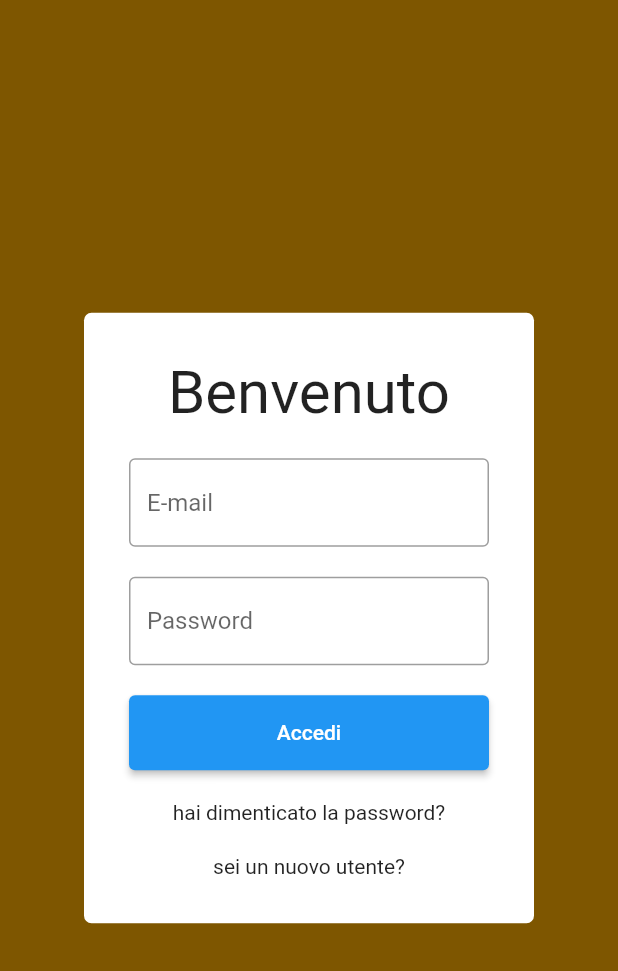
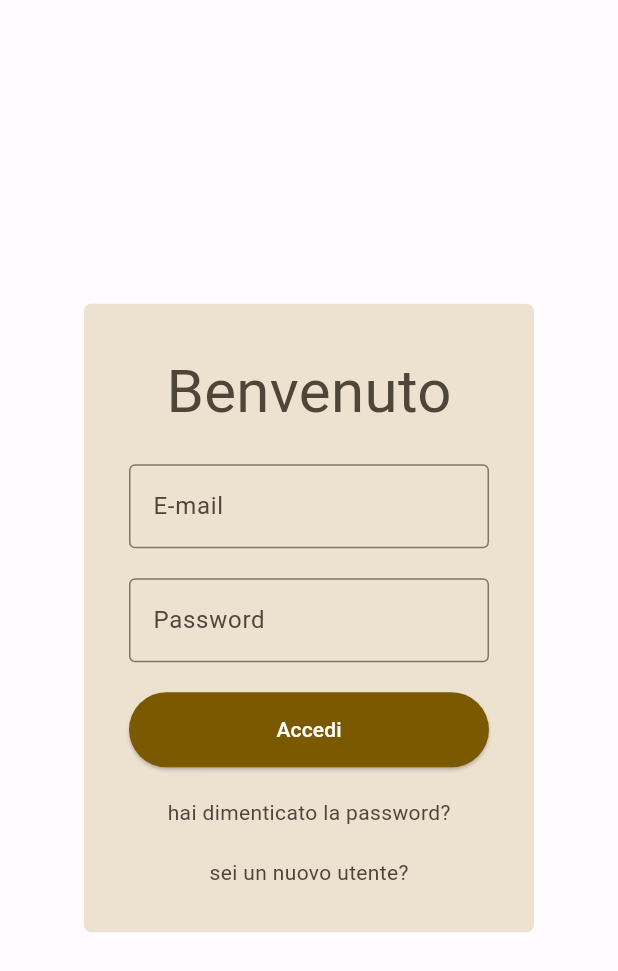
Before and after one commit to Zophirel/fuocherello, a Flutter app: the screen it shows after launch, after a tap on "Accedi", on a phone screen of 412 x 824 dp. Shown: the top 971 px of the screen. Run offline on Flutter 3.47's test engine with Material 2 defaults, Android fonts, the phone set to English and light mode, and no system bars; our stand-ins replace go_router.

Commit message:
adopted colorScheme

```diff
--- a/lib/login.dart
+++ b/lib/login.dart
@@ -1,4 +1,5 @@
 import 'package:flutter/material.dart';
+import 'package:fuocherello/colorscheme/color_schemes.g.dart';
 import 'package:go_router/go_router.dart';
 
 class Login extends StatelessWidget {
@@ -7,12 +8,9 @@ class Login extends StatelessWidget {
   // This widget is the root of your application.
   @override
   Widget build(BuildContext context) {
-    return MaterialApp(
+    return const MaterialApp(
       title: 'Flutter Demo',
-      theme: ThemeData(
-        primarySwatch: Colors.green,
-      ),
-      home: const LoginPage(title: 'Flutter Demo Home Page'),
+      home: LoginPage(title: 'Flutter Demo Home Page'),
     );
   }
 }
@@ -49,7 +47,7 @@ class _LoginPageState extends State<LoginPage> {
     final GlobalKey<FormState> loginKey = GlobalKey<FormState>();
 
     return Scaffold(
-      backgroundColor: const Color.fromARGB(255, 126, 86, 0),
+      backgroundColor: Theme.of(context).colorScheme.background,
       body: Center(
         // Center is a layout widget. It takes a single child and positions it
         // in the middle of the parent.
@@ -71,35 +69,41 @@ class _LoginPageState extends State<LoginPage> {
           mainAxisAlignment: MainAxisAlignment.center,
           children: <Widget>[
             Container(
-              decoration: const BoxDecoration(
-                  borderRadius: BorderRadius.all(Radius.circular(5)),
-                  color: Colors.white),
+              decoration: BoxDecoration(
+                  borderRadius: const BorderRadius.all(Radius.circular(5)),
+                  color: Theme.of(context).colorScheme.surfaceVariant),
               padding: const EdgeInsets.all(30),
               width: 300,
               child: Form(
                 key: loginKey,
                 child: Column(children: [
-                  const Text(
+                  Text(
                     'Benvenuto',
-                    style: TextStyle(fontSize: 40),
+                    style: TextStyle(
+                        fontSize: 40,
+                        color: Theme.of(context).colorScheme.onSurfaceVariant),
                   ),
                   const SizedBox(height: 20),
                   const TextField(
                     decoration: InputDecoration(
-                      hintText: 'E-mail',
+                      floatingLabelBehavior: FloatingLabelBehavior.auto,
+                      labelText: 'E-mail',
                       border: OutlineInputBorder(),
                     ),
                   ),
                   const SizedBox(height: 20),
                   const TextField(
                     decoration: InputDecoration(
-                      hintText: 'Password',
+                      floatingLabelBehavior: FloatingLabelBehavior.auto,
+                      labelText: 'Password',
                       border: OutlineInputBorder(),
                     ),
                   ),
                   const SizedBox(height: 20),
                   ElevatedButton(
                       style: ButtonStyle(
+                          backgroundColor: MaterialStatePropertyAll<Color>(
+                              Theme.of(context).colorScheme.primary),
                           minimumSize: MaterialStateProperty.all(
                               const Size(double.infinity, 50))),
                       onPressed: () {
@@ -107,15 +111,29 @@ class _LoginPageState extends State<LoginPage> {
                           // Process data.
                         }
                       },
-                      child: const Text('Accedi')),
+                      child: Text(
+                        'Accedi',
+                        style: TextStyle(
+                            color: Theme.of(context).colorScheme.onPrimary),
+                      )),
                   const SizedBox(height: 20),
                   InkWell(
-                    child: const Text('hai dimenticato la password?'),
-                    onTap: () => GoRouter.of(context).go('/page2'),
+                    child: Text(
+                      'hai dimenticato la password?',
+                      style: TextStyle(
+                          color:
+                              Theme.of(context).colorScheme.onSurfaceVariant),
+                    ),
+                    onTap: () => GoRouter.of(context).go('/'),
                   ),
                   const SizedBox(height: 20),
                   InkWell(
-                    child: const Text('sei un nuovo utente?'),
+                    child: Text(
+                      'sei un nuovo utente?',
+                      style: TextStyle(
+                          color:
+                              Theme.of(context).colorScheme.onSurfaceVariant),
+                    ),
                     onTap: () => GoRouter.of(context).go('/signup'),
                   ),
                 ]),
--- a/lib/main.dart
+++ b/lib/main.dart
@@ -1,13 +1,12 @@
 // Copyright 2013 The Flutter Authors. All rights reserved.
 // Use of this source code is governed by a BSD-style license that can be
 // found in the LICENSE file.
-
-import 'dart:js_util';
 
 import 'package:flutter/material.dart';
 import 'package:go_router/go_router.dart';
 import 'login.dart';
 import 'signup.dart';
+import 'colorscheme/color_schemes.g.dart';
 // This scenario demonstrates a simple two-page app.
 //
 // The first route '/' is mapped to Page1Screen, and the second route '/page2'
@@ -29,6 +28,10 @@ class App extends StatelessWidget {
 
   @override
   Widget build(BuildContext context) => MaterialApp.router(
+        theme: ThemeData(
+          useMaterial3: true,
+          colorScheme: lightColorScheme,
+        ),
         routerConfig: _router,
         title: title,
       );
@@ -94,9 +97,20 @@ CustomTransitionPage buildPageWithDefaultTransition<T>({
   required Widget child,
 }) {
   return CustomTransitionPage<T>(
-    key: state.pageKey,
-    child: child,
-    transitionsBuilder: (context, animation, secondaryAnimation, child) =>
-        FadeTransition(opacity: animation, child: child),
-  );
+      key: state.pageKey,
+      child: child,
+      transitionsBuilder: (context, animation, secondaryAnimation, child) =>
+          SlideTransition(
+            position: Tween<Offset>(
+              begin: const Offset(1.0, 0.0),
+              end: const Offset(0.0, 0.0),
+            ).animate(
+              CurvedAnimation(
+                parent: animation,
+                curve: Curves.linearToEaseOut,
+                reverseCurve: Curves.easeInToLinear,
+              ),
+            ),
+            child: child,
+          ));
 }
--- a/pubspec.yaml
+++ b/pubspec.yaml
@@ -37,6 +37,7 @@ dependencies:
   # Use with the CupertinoIcons class for iOS style icons.
   cupertino_icons: ^1.0.2
   go_router: ^5.1.1
+  dynamic_color: ^1.5.4
 
 dev_dependencies:
   flutter_test:
```
Also changed, not shown: lib/signup.dart (+16 -13 lines), lib/colorscheme/color_schemes.g.dart (added), pubspec.lock, 5 other files.
